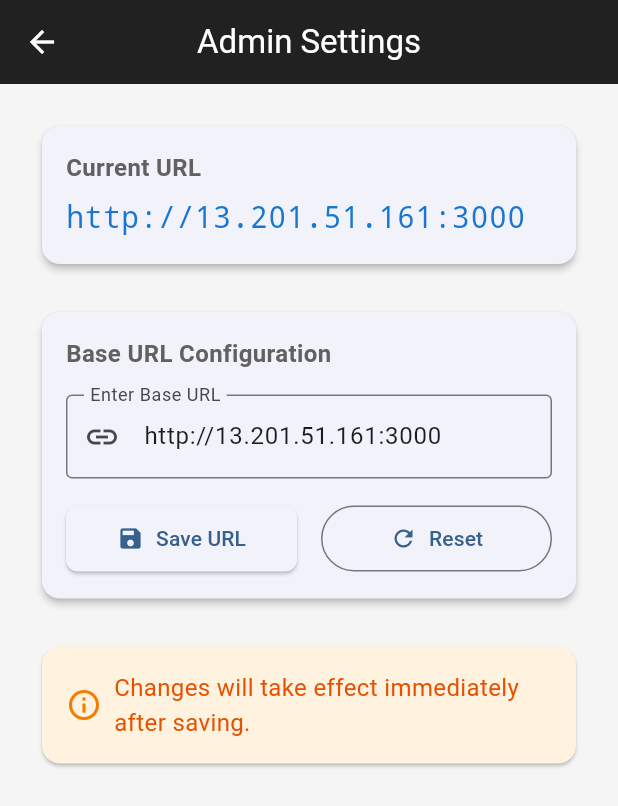
After one commit to cmmrox/url_loader_flutter, a Flutter app: the AdminSettingsPage screen opened directly, on a phone screen of 412 x 824 dp. The commit adds this screen. Shown: the top 806 px of the screen. Run offline on Flutter 3.47's test engine with Material 3 defaults, Android fonts, the phone set to English and light mode, and no system bars; our stand-ins replace connectivity_plus, shared_preferences, wakelock_plus, webview_flutter; accounts and stored records are empty; statements that could not run were skipped.

Commit message:
Refactor URL configuration and admin settings management. Introduce UrlConfigService for managing base URL with shared preferences. Implement AdminSettingsPage for URL updates and reset functionality. Update WebViewController to utilize dynamic base URL. Enhance WebViewPage to respond to URL changes and add admin access via tap gesture.

```diff
--- a/lib/core/constants/app_constants.dart
+++ b/lib/core/constants/app_constants.dart
@@ -1,6 +1,5 @@
 class AppConstants {
   static const String appTitle = 'Web App Viewer';
-  static const String baseUrl = 'http://3.110.94.82:3000';
 
   // Error Messages
   static const String noInternetMessage = 'No Internet Connection';
--- /dev/null
+++ b/lib/core/services/url_config_service.dart
@@ -0,0 +1,83 @@
+import 'package:shared_preferences/shared_preferences.dart';
+import 'package:flutter/foundation.dart';
+import 'dart:async';
+
+class UrlConfigService {
+  static const String _keyBaseUrl = 'base_url';
+  static const String _defaultUrl = 'http://13.201.51.161:3000';
+
+  static UrlConfigService? _instance;
+
+  final ValueNotifier<String> _baseUrlNotifier = ValueNotifier<String>(_defaultUrl);
+  SharedPreferences? _prefs;
+
+  ValueNotifier<String> get baseUrlNotifier => _baseUrlNotifier;
+
+  String get baseUrl => _baseUrlNotifier.value;
+
+  // Private constructor
+  UrlConfigService._internal() {
+    _initialize();
+  }
+
+  // Singleton instance getter
+  static UrlConfigService get instance {
+    _instance ??= UrlConfigService._internal();
+    return _instance!;
+  }
+
+  Future<void> _initialize() async {
+    _prefs = await SharedPreferences.getInstance();
+    await loadBaseUrl();
+  }
+
+  Future<void> loadBaseUrl() async {
+    if (_prefs == null) {
+      await _initialize();
+    }
+
+    final savedUrl = _prefs!.getString(_keyBaseUrl);
+    if (savedUrl != null && savedUrl.isNotEmpty) {
+      _baseUrlNotifier.value = savedUrl;
+    } else {
+      _baseUrlNotifier.value = _defaultUrl;
+    }
+  }
+
+  Future<bool> saveBaseUrl(String url) async {
+    if (_prefs == null) {
+      await _initialize();
+    }
+
+    if (!_isValidUrl(url)) {
+      return false;
+    }
+
+    final success = await _prefs!.setString(_keyBaseUrl, url);
+    if (success) {
+      _baseUrlNotifier.value = url;
+    }
+    return success;
+  }
+
+  Future<void> resetToDefault() async {
+    await saveBaseUrl(_defaultUrl);
+  }
+
+  String getDefaultUrl() => _defaultUrl;
+
+  bool isValidUrl(String url) {
+    try {
+      final uri = Uri.parse(url);
+      return uri.hasScheme && (uri.scheme == 'http' || uri.scheme == 'https');
+    } catch (e) {
+      return false;
+    }
+  }
+
+  bool _isValidUrl(String url) => isValidUrl(url);
+
+  void dispose() {
+    _baseUrlNotifier.dispose();
+  }
+}
--- /dev/null
+++ b/lib/features/admin/presentation/admin_settings_page.dart
@@ -0,0 +1,241 @@
+import 'package:flutter/material.dart';
+import '../../../core/services/url_config_service.dart';
+import '../../../core/constants/app_constants.dart';
+
+class AdminSettingsPage extends StatefulWidget {
+  const AdminSettingsPage({super.key});
+
+  @override
+  State<AdminSettingsPage> createState() => _AdminSettingsPageState();
+}
+
+class _AdminSettingsPageState extends State<AdminSettingsPage> {
+  final UrlConfigService _urlConfigService = UrlConfigService.instance;
+  final TextEditingController _urlController = TextEditingController();
+  bool _isLoading = false;
+  String? _errorMessage;
+  String _currentUrl = '';
+
+  @override
+  void initState() {
+    super.initState();
+    _loadCurrentUrl();
+  }
+
+  Future<void> _loadCurrentUrl() async {
+    await _urlConfigService.loadBaseUrl();
+    setState(() {
+      _currentUrl = _urlConfigService.baseUrl;
+      _urlController.text = _currentUrl;
+    });
+  }
+
+  Future<void> _saveUrl() async {
+    final url = _urlController.text.trim();
+
+    if (url.isEmpty) {
+      setState(() {
+        _errorMessage = 'URL cannot be empty';
+      });
+      return;
+    }
+
+    if (!_urlConfigService.isValidUrl(url)) {
+      setState(() {
+        _errorMessage = 'Invalid URL format. Please enter a valid http:// or https:// URL';
+      });
+      return;
+    }
+
+    setState(() {
+      _isLoading = true;
+      _errorMessage = null;
+    });
+
+    final success = await _urlConfigService.saveBaseUrl(url);
+
+    setState(() {
+      _isLoading = false;
+      if (success) {
+        _currentUrl = url;
+        _errorMessage = null;
+        ScaffoldMessenger.of(context).showSnackBar(
+          const SnackBar(
+            content: Text('URL saved successfully'),
+            backgroundColor: Colors.green,
+          ),
+        );
+        // Navigate back after a short delay
+        Future.delayed(const Duration(milliseconds: 500), () {
+          if (mounted) {
+            Navigator.of(context).pop(true);
+          }
+        });
+      } else {
+        _errorMessage = 'Failed to save URL';
+      }
+    });
+  }
+
+  Future<void> _resetToDefault() async {
+    setState(() {
+      _isLoading = true;
+      _errorMessage = null;
+    });
+
+    await _urlConfigService.resetToDefault();
+    await _loadCurrentUrl();
+
+    setState(() {
+      _isLoading = false;
+    });
+
+    ScaffoldMessenger.of(context).showSnackBar(
+      const SnackBar(
+        content: Text('URL reset to default'),
+        backgroundColor: Colors.blue,
+      ),
+    );
+  }
+
+  @override
+  void dispose() {
+    _urlController.dispose();
+    super.dispose();
+  }
+
+  @override
+  Widget build(BuildContext context) {
+    return Scaffold(
+      appBar: AppBar(
+        title: const Text('Admin Settings'),
+        backgroundColor: Colors.grey[900],
+        foregroundColor: Colors.white,
+      ),
+      backgroundColor: Colors.grey[100],
+      body: SingleChildScrollView(
+        padding: const EdgeInsets.all(AppConstants.spacingLarge),
+        child: Column(
+          crossAxisAlignment: CrossAxisAlignment.stretch,
+          children: [
+            Card(
+              elevation: 2,
+              child: Padding(
+                padding: const EdgeInsets.all(AppConstants.spacingMedium),
+                child: Column(
+                  crossAxisAlignment: CrossAxisAlignment.start,
+                  children: [
+                    Text(
+                      'Current URL',
+                      style: TextStyle(
+                        fontSize: AppConstants.subtitleFontSize,
+                        fontWeight: FontWeight.bold,
+                        color: Colors.grey[700],
+                      ),
+                    ),
+                    const SizedBox(height: AppConstants.spacingSmall),
+                    Text(
+                      _currentUrl,
+                      style: TextStyle(
+                        fontSize: AppConstants.titleFontSize,
+                        color: Colors.blue[700],
+                        fontFamily: 'monospace',
+                      ),
+                    ),
+                  ],
+                ),
+              ),
+            ),
+            const SizedBox(height: AppConstants.spacingLarge),
+            Card(
+              elevation: 2,
+              child: Padding(
+                padding: const EdgeInsets.all(AppConstants.spacingMedium),
+                child: Column(
+                  crossAxisAlignment: CrossAxisAlignment.start,
+                  children: [
+                    Text(
+                      'Base URL Configuration',
+                      style: TextStyle(
+                        fontSize: AppConstants.subtitleFontSize,
+                        fontWeight: FontWeight.bold,
+                        color: Colors.grey[700],
+                      ),
+                    ),
+                    const SizedBox(height: AppConstants.spacingMedium),
+                    TextField(
+                      controller: _urlController,
+                      decoration: InputDecoration(
+                        labelText: 'Enter Base URL',
+                        hintText: 'http://example.com:3000',
+                        border: const OutlineInputBorder(),
+                        prefixIcon: const Icon(Icons.link),
+                        errorText: _errorMessage,
+                      ),
+                      keyboardType: TextInputType.url,
+                      enabled: !_isLoading,
+                    ),
+                    const SizedBox(height: AppConstants.spacingMedium),
+                    Row(
+                      children: [
+                        Expanded(
+                          child: ElevatedButton.icon(
+                            onPressed: _isLoading ? null : _saveUrl,
+                            icon: _isLoading
+                                ? const SizedBox(
+                                    width: 16,
+                                    height: 16,
+                                    child: CircularProgressIndicator(strokeWidth: 2),
+                                  )
+                                : const Icon(Icons.save),
+                            label: const Text('Save URL'),
+                            style: ElevatedButton.styleFrom(
+                              padding: const EdgeInsets.symmetric(vertical: 12),
+                            ),
+                          ),
+                        ),
+                        const SizedBox(width: AppConstants.spacingMedium),
+                        Expanded(
+                          child: OutlinedButton.icon(
+                            onPressed: _isLoading ? null : _resetToDefault,
+                            icon: const Icon(Icons.refresh),
+                            label: const Text('Reset'),
+                            style: OutlinedButton.styleFrom(
+                              padding: const EdgeInsets.symmetric(vertical: 12),
+                            ),
+                          ),
+                        ),
+                      ],
+                    ),
+                  ],
+                ),
+              ),
+            ),
+            const SizedBox(height: AppConstants.spacingLarge),
+            Card(
+              color: Colors.orange[50],
+              child: Padding(
+                padding: const EdgeInsets.all(AppConstants.spacingMedium),
+                child: Row(
+                  children: [
+                    Icon(Icons.info_outline, color: Colors.orange[700]),
+                    const SizedBox(width: AppConstants.spacingSmall),
+                    Expanded(
+                      child: Text(
+                        'Changes will take effect immediately after saving.',
+                        style: TextStyle(
+                          fontSize: AppConstants.subtitleFontSize,
+                          color: Colors.orange[900],
+                        ),
+                      ),
+                    ),
+                  ],
+                ),
+              ),
+            ),
+          ],
+        ),
+      ),
+    );
+  }
+}
--- a/pubspec.yaml
+++ b/pubspec.yaml
@@ -34,6 +34,7 @@ dependencies:
   cupertino_icons: ^1.0.2
   connectivity_plus: ^5.0.2
   wakelock_plus: ^1.1.4
+  shared_preferences: ^2.2.2
 
 dev_dependencies:
   flutter_test:
```
Also changed, not shown: lib/features/webview/domain/webview_controller.dart (+18 -3 lines), lib/features/webview/presentation/webview_page.dart (+100 -8 lines), pubspec.lock, 1 other file.
